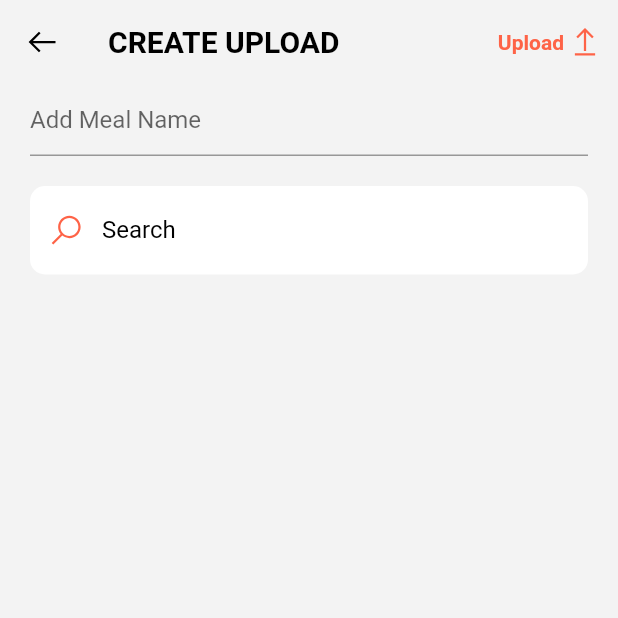
After one commit to ColtonDevAcc/FitStack.ioApp-depricated, a Flutter app: the MealPlanView screen opened directly, after a tap on an icon or button, on a phone screen of 412 x 824 dp, the top half of it. The commit adds this screen. Run offline on Flutter 3.47's test engine with Material 2 defaults, Android fonts, the phone set to English and light mode, and no system bars; our stand-ins replace cloud_firestore, firebase_auth, firebase_core, flutter_svg, line_icons and 2 more; missing offline and left inert: chart_sparkline, dart:ffi, openfoodfacts, qr_code_scanner, textfield_tags; accounts and stored records are empty.

Commit message:
meal plan creation page

```diff
--- /dev/null
+++ b/lib/views/mealPlan/createMealPlanView.dart
@@ -0,0 +1,156 @@
+import 'package:cloud_firestore/cloud_firestore.dart';
+import 'package:flutter/cupertino.dart';
+import 'package:flutter/material.dart';
+import 'package:line_icons/line_icons.dart';
+import 'package:workify/theme/theme.dart';
+
+class CreateMealPlanView extends StatelessWidget {
+  const CreateMealPlanView({Key? key}) : super(key: key);
+
+  @override
+  Widget build(BuildContext context) {
+    TextEditingController searchController;
+    return Scaffold(
+      backgroundColor: Apptheme.mainBackgroundColor,
+      appBar: AppBar(
+        backgroundColor: Colors.transparent,
+        elevation: 0,
+        title: Text(
+          'CREATE UPLOAD',
+          style: TextStyle(color: Colors.black, fontWeight: FontWeight.bold),
+        ),
+        leading: GestureDetector(
+          onTap: () {
+            Navigator.pop(context);
+          },
+          child: Icon(LineIcons.arrowLeft, color: Colors.black),
+        ),
+        actions: [
+          Padding(
+            padding: const EdgeInsets.fromLTRB(0, 0, 10, 0),
+            child: Row(
+              children: [
+                Text(
+                  'Upload',
+                  style: TextStyle(
+                    color: Apptheme.mainButonColor,
+                    fontWeight: FontWeight.bold,
+                  ),
+                ),
+                SizedBox(width: 2),
+                Icon(LineIcons.upload, color: Apptheme.mainButonColor),
+              ],
+            ),
+          ),
+        ],
+      ),
+      body: Column(
+        children: [
+          Padding(
+            padding: const EdgeInsets.fromLTRB(20, 0, 20, 20),
+            child: TextField(
+              cursorColor: Colors.grey,
+              decoration: InputDecoration(
+                hintText: 'Add Meal Name',
+                fillColor: Colors.grey,
+                border: UnderlineInputBorder(
+                  borderSide: BorderSide(color: Colors.grey),
+                ),
+                focusedBorder: UnderlineInputBorder(
+                  borderSide: BorderSide(color: Colors.grey),
+                ),
+              ),
+            ),
+          ),
+          Padding(
+            padding: const EdgeInsets.fromLTRB(20, 0, 20, 0),
+            child: TextField(
+              style: TextStyle(color: Colors.black),
+              cursorColor: Colors.black,
+              decoration: InputDecoration(
+                enabledBorder: OutlineInputBorder(
+                  borderSide: BorderSide(color: Colors.transparent),
+                  borderRadius: BorderRadius.circular(10),
+                ),
+                prefixIcon: Icon(
+                  LineIcons.search,
+                  color: Apptheme.mainButonColor,
+                ),
+                labelText: 'Search',
+                labelStyle: TextStyle(color: Colors.black),
+                focusColor: Apptheme.mainCardColor,
+                fillColor: Apptheme.mainCardColor,
+                filled: true,
+                border: OutlineInputBorder(
+                  borderSide: BorderSide(color: Colors.transparent),
+                  borderRadius: BorderRadius.circular(10),
+                ),
+                focusedBorder: OutlineInputBorder(
+                  borderSide: BorderSide(color: Colors.black),
+                  borderRadius: BorderRadius.circular(10),
+                ),
+              ),
+            ),
+          ),
+          Container(
+            height: 150,
+            child: StreamBuilder<QuerySnapshot>(
+              stream:
+                  FirebaseFirestore.instance.collection('UserInfo').snapshots(),
+              builder: (BuildContext context,
+                  AsyncSnapshot<QuerySnapshot> snapshot) {
+                if (snapshot.hasError) {
+                  return Text('Something went wrong');
+                }
+
+                if (snapshot.connectionState == ConnectionState.waiting) {
+                  return Text("Loading");
+                }
+
+                return Column(
+                  crossAxisAlignment: CrossAxisAlignment.start,
+                  children: [
+                    new ListView(
+                      padding: EdgeInsets.fromLTRB(0, 10, 0, 0),
+                      shrinkWrap: true,
+                      children:
+                          snapshot.data!.docs.map((DocumentSnapshot document) {
+                        Map<String, dynamic> data =
+                            document.data() as Map<String, dynamic>;
+
+                        return GestureDetector(
+                            onTap: () async {
+                              var friendRequest = data['email'];
+                              await FirebaseFirestore.instance
+                                  .collection('UserInfo')
+                                  .where('email', isEqualTo: data['email'])
+                                  .get()
+                                  .then(
+                                    (querySnapshot) => querySnapshot
+                                        .docs[0].reference
+                                        .collection('Inbox')
+                                        .doc('relationshipRequest')
+                                        .collection('friendRequest')
+                                        .doc(friendRequest)
+                                        .set(data),
+                                  );
+
+                              print(friendRequest);
+                            },
+                            child: productTab(name: data['email']));
+                      }).toList(),
+                    ),
+                  ],
+                );
+              },
+            ),
+          ),
+        ],
+      ),
+    );
+  }
+}
+
+productTab({name: String}) {
+  return ListTile();
+}
--- a/lib/views/mealPlan/mealPlanView.dart
+++ b/lib/views/mealPlan/mealPlanView.dart
@@ -3,6 +3,7 @@ import 'package:flutter/material.dart';
 import 'package:line_icons/line_icons.dart';
 import 'package:workify/controllers/authServices.dart';
 import 'package:workify/theme/theme.dart';
+import 'package:workify/views/mealPlan/createMealPlanView.dart';
 import 'package:workify/views/mealPlan/qrCodeScanner.dart';
 
 class MealPlanView extends StatelessWidget {
@@ -237,6 +238,16 @@ class MealPlanView extends StatelessWidget {
                               ..add(
                                 Padding(
                                   padding: const EdgeInsets.all(5.0),
+                                  child: GestureDetector(
+                                    onTap: () {
+                                      Navigator.push(
+                                        context,
+                                        MaterialPageRoute(
+                                          builder: (context) =>
+                                              CreateMealPlanView(),
+                                        ),
+                                      );
+                                    },
                                     child: Container(
                                       decoration: BoxDecoration(
                                         color: Apptheme.mainCardColor,
@@ -247,6 +258,7 @@ class MealPlanView extends StatelessWidget {
                                           LineIcons.plus,
                                           size: 50,
                                           color: Colors.grey,
+                                        ),
                                       ),
                                     ),
                                   ),
```
Lines whose indentation alone changed are shown as unchanged.
